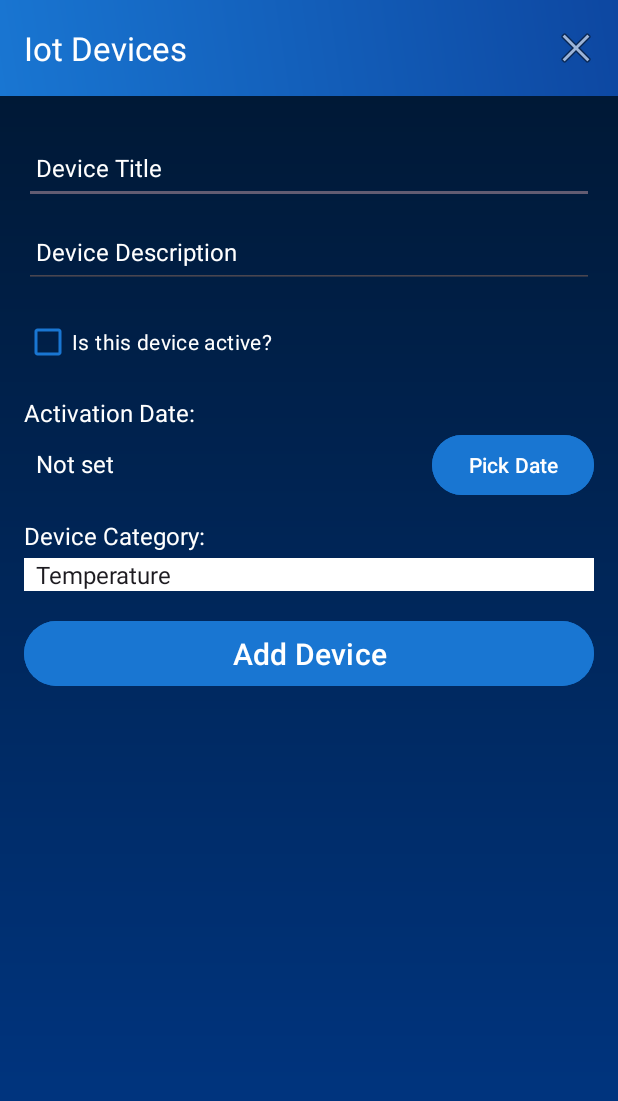
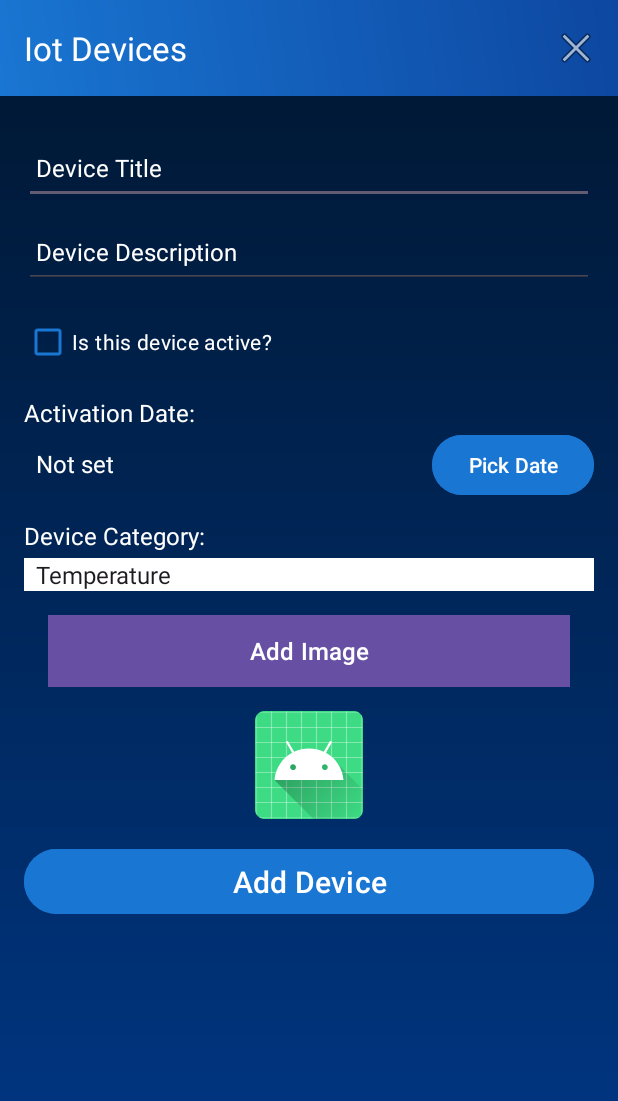
Before and after one commit to JeffHalley/MobileAppDevCA2, an Android app: the DeviceActivity screen opened directly, with no data from a screen before it, on a phone screen of 412 x 824 dp. Shown: the top 1101 px of the screen. Run offline under Robolectric (Android 15) with nearby library versions, the phone set to English and light mode, and no system bars; our stand-ins replace Timber; libraries missing offline, so code that uses them is left out: timber.log.

Commit message:
start on image selection functionality

```diff
--- a/app/src/main/java/ie/setu/mobileAppDevCA2/activities/DeviceActivity.kt
+++ b/app/src/main/java/ie/setu/mobileAppDevCA2/activities/DeviceActivity.kt
@@ -73,6 +73,11 @@ class DeviceActivity : AppCompatActivity() {
             dialog.show()
         }
 
+        binding.chooseImage.setOnClickListener {
+            i("Select image")
+        }
+
+
         // Save / update device
         binding.btnAdd.setOnClickListener {
             device.title = binding.deviceTitle.text.toString()
--- a/app/src/main/res/layout/activity_device.xml
+++ b/app/src/main/res/layout/activity_device.xml
@@ -136,6 +136,29 @@
                     android:layout_marginTop="4dp"
                     android:background="@android:color/white" />
 
+                <Button
+                    android:id="@+id/chooseImage"
+                    android:layout_width="match_parent"
+                    android:layout_height="wrap_content"
+                    android:layout_margin="16dp"
+                    android:background="@color/colorAccent"
+                    android:importantForAccessibility="no"
+                    android:padding="8dp"
+                    android:text="@string/button_addImage"
+                    android:textColor="@color/colorPrimary"
+                    android:textSize="16sp"
+                    tools:ignore="VisualLintButtonSize" />
+
+                <ImageView
+                    android:id="@+id/placemarkImage"
+                    android:layout_width="match_parent"
+                    android:layout_height="wrap_content"
+                    android:importantForAccessibility="no"
+                    app:srcCompat="@mipmap/ic_launcher"
+                    tools:ignore="ImageContrastCheck" />
+
+
+
                 <!-- Add / Update Button -->
                 <Button
                     android:id="@+id/btnAdd"
--- a/app/src/main/res/values/strings.xml
+++ b/app/src/main/res/values/strings.xml
@@ -9,6 +9,8 @@
     <string name="edit">edit</string>
     <string name="update_device">Update Device</string>
     <string name="delete_all">Delete All</string>
+    <string name="button_addImage"> Add Image </string>
+
     <string-array name="device_categories">
         <item>Sensor Family</item>
         <item>pH Sensor</item>
```
